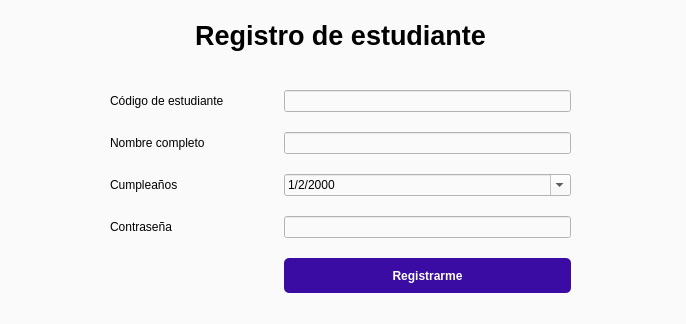
First picture: the form in src/gui/RegisterWindow.ui, repository Jorgemacias-12/AssistList, before the edit.
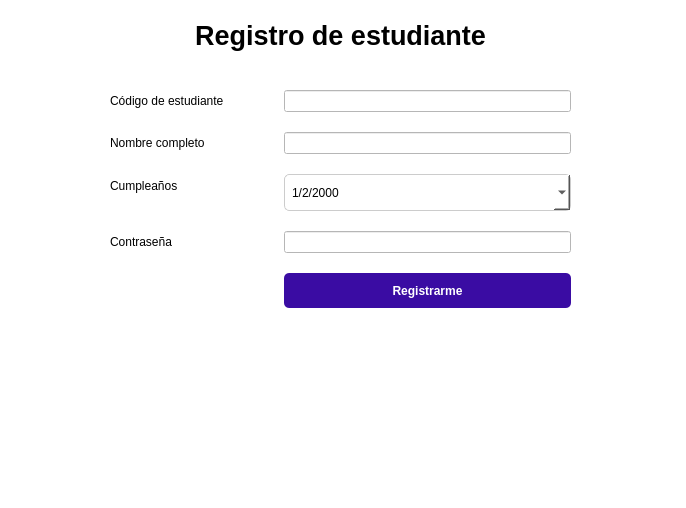
Second picture: the form after the edit.

Commit message: Add: interfaz y código de formulario de registro

What changed in the file:
```diff
--- a/src/gui/RegisterWindow.ui
+++ b/src/gui/RegisterWindow.ui
@@ -7,20 +7,20 @@
     <x>0</x>
     <y>0</y>
     <width>686</width>
-    <height>324</height>
+    <height>508</height>
    </rect>
   </property>
   <property name="maximumSize">
    <size>
     <width>686</width>
-    <height>324</height>
+    <height>16777215</height>
    </size>
   </property>
   <property name="windowTitle">
    <string>Registrar estudiante</string>
   </property>
   <property name="styleSheet">
-   <string notr="true">background-color: #fafafa
+   <string notr="true">background-color: white;
 ;</string>
   </property>
   <widget class="QWidget" name="centralwidget">
@@ -30,7 +30,7 @@
       <x>10</x>
       <y>70</y>
       <width>661</width>
-      <height>241</height>
+      <height>301</height>
      </rect>
     </property>
     <layout class="QFormLayout" name="formLayout">
@@ -84,6 +84,12 @@
      </item>
      <item row="2" column="1">
       <widget class="QDateEdit" name="de_birthdate">
+       <property name="styleSheet">
+        <string notr="true">height: 35px;
+padding: 0px 5px;
+border: 1px solid #ccc;
+border-radius: 5px;</string>
+       </property>
        <property name="locale">
         <locale language="Spanish" country="Mexico"/>
        </property>
@@ -113,7 +119,14 @@
       </widget>
      </item>
      <item row="3" column="1">
-      <widget class="QLineEdit" name="txt_password"/>
+      <widget class="QLineEdit" name="txt_password">
+       <property name="autoFillBackground">
+        <bool>false</bool>
+       </property>
+       <property name="echoMode">
+        <enum>QLineEdit::Password</enum>
+       </property>
+      </widget>
      </item>
      <item row="4" column="1">
       <widget class="QPushButton" name="btn_register">
```
Left out of the diff: 8 changed lines with no effect on the pictures. The commit also changes 1 other file.
